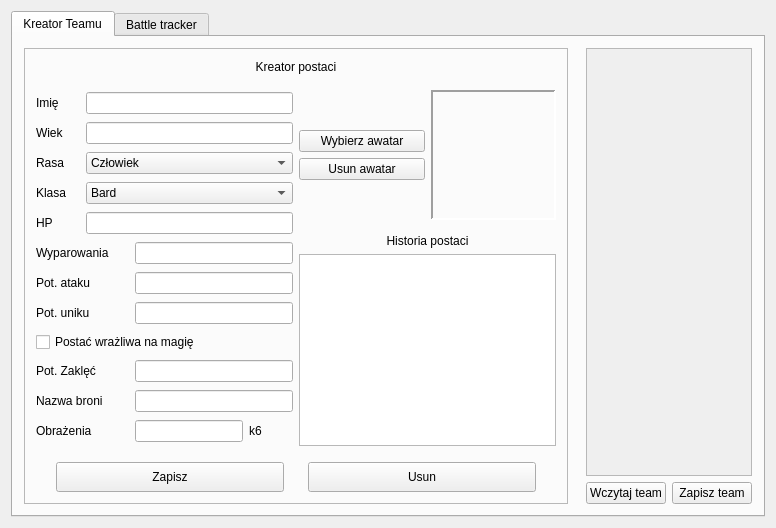
This is GM_Util_Tool/GM_Util_Tool/GM_Util_Tool.ui in neliodass/TheWitcherRPG_GM_Tool as Qt 5 draws it before an edit. The edited form follows.
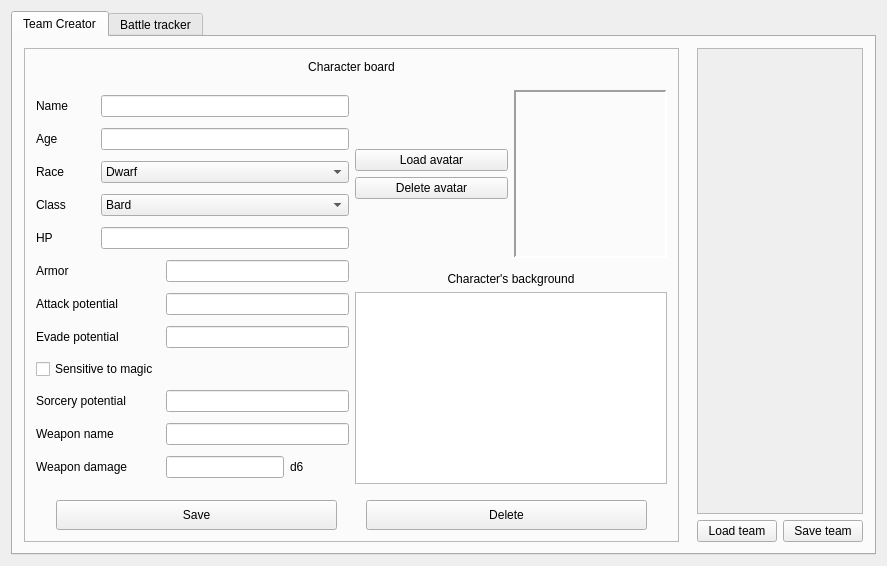
This is the edited form.

Commit message: Adjusted the windows size and scaling of some components, translated the ui back to english.

The edit to the form file:
```diff
--- a/GM_Util_Tool/GM_Util_Tool/GM_Util_Tool.ui
+++ b/GM_Util_Tool/GM_Util_Tool/GM_Util_Tool.ui
@@ -6,8 +6,8 @@
    <rect>
     <x>0</x>
     <y>0</y>
-    <width>776</width>
-    <height>528</height>
+    <width>887</width>
+    <height>566</height>
    </rect>
   </property>
   <property name="sizePolicy">
@@ -40,7 +40,7 @@
         </sizepolicy>
        </property>
        <attribute name="title">
-        <string>Kreator Teamu</string>
+        <string>Team Creator</string>
        </attribute>
        <layout class="QGridLayout" name="gridLayout_7" columnstretch="70,0">
         <property name="sizeConstraint">
@@ -54,14 +54,14 @@
           <item>
            <widget class="QPushButton" name="readTeamFileButton">
             <property name="text">
-             <string>Wczytaj team</string>
+             <string>Load team</string>
             </property>
            </widget>
           </item>
           <item>
            <widget class="QPushButton" name="saveTeamFileButton">
             <property name="text">
-             <string>Zapisz team</string>
+             <string>Save team</string>
             </property>
            </widget>
           </item>
@@ -102,7 +102,7 @@
              <x>0</x>
              <y>0</y>
              <width>166</width>
-             <height>428</height>
+             <height>466</height>
             </rect>
            </property>
            <layout class="QVBoxLayout" name="verticalLayout_3" stretch="20">
@@ -156,7 +156,7 @@
               </sizepolicy>
              </property>
              <property name="text">
-              <string>&lt;html&gt;&lt;head/&gt;&lt;body&gt;&lt;p align=&quot;center&quot;&gt;Kreator postaci&lt;/p&gt;&lt;/body&gt;&lt;/html&gt;</string>
+              <string>&lt;html&gt;&lt;head/&gt;&lt;body&gt;&lt;p align=&quot;center&quot;&gt;Character board&lt;/p&gt;&lt;/body&gt;&lt;/html&gt;</string>
              </property>
             </widget>
            </item>
@@ -176,14 +176,14 @@
                <item row="6" column="0" colspan="2">
                 <widget class="QLabel" name="labelAttack">
                  <property name="text">
-                  <string>Pot. ataku</string>
+                  <string>Attack potential</string>
                  </property>
                 </widget>
                </item>
                <item row="11" column="0" colspan="2">
                 <widget class="QLabel" name="labelWeaponDamage">
                  <property name="text">
-                  <string>Obrażenia</string>
+                  <string>Weapon damage</string>
                  </property>
                 </widget>
                </item>
@@ -193,7 +193,7 @@
                <item row="7" column="0" colspan="2">
                 <widget class="QLabel" name="labelEvasion">
                  <property name="text">
-                  <string>Pot. uniku</string>
+                  <string>Evade potential</string>
                  </property>
                 </widget>
                </item>
@@ -204,12 +204,7 @@
                 <widget class="QComboBox" name="inputRace">
                  <item>
                   <property name="text">
-                   <string>Człowiek</string>
-                  </property>
-                 </item>
-                 <item>
-                  <property name="text">
-                   <string>Bobołak</string>
+                   <string>Dwarf</string>
                   </property>
                  </item>
                  <item>
@@ -252,21 +247,21 @@
                <item row="0" column="0">
                 <widget class="QLabel" name="labelName">
                  <property name="text">
-                  <string>Imię</string>
+                  <string>Name</string>
                  </property>
                 </widget>
                </item>
                <item row="8" column="0" colspan="5">
                 <widget class="QCheckBox" name="checkBoxIsMagical">
                  <property name="text">
-                  <string>Postać wrażliwa na magię</string>
+                  <string>Sensitive to magic</string>
                  </property>
                 </widget>
                </item>
                <item row="9" column="0" colspan="2">
                 <widget class="QLabel" name="labelSorcery">
                  <property name="text">
-                  <string>Pot. Zaklęć</string>
+                  <string>Sorcery potential</string>
                  </property>
                 </widget>
                </item>
@@ -276,7 +271,7 @@
                <item row="2" column="0">
                 <widget class="QLabel" name="labelRace">
                  <property name="text">
-                  <string>Rasa</string>
+                  <string>Race</string>
                  </property>
                 </widget>
                </item>
@@ -293,7 +288,7 @@
                <item row="10" column="0" colspan="2">
                 <widget class="QLabel" name="labelWeaponName">
                  <property name="text">
-                  <string>Nazwa broni</string>
+                  <string>Weapon name</string>
                  </property>
                 </widget>
                </item>
@@ -372,28 +367,28 @@
                <item row="11" column="4">
                 <widget class="QLabel" name="labelK6">
                  <property name="text">
-                  <string>k6</string>
+                  <string>d6</string>
                  </property>
                 </widget>
                </item>
                <item row="3" column="0">
                 <widget class="QLabel" name="labelProfession">
                  <property name="text">
-                  <string>Klasa</string>
+                  <string>Class</string>
                  </property>
                 </widget>
                </item>
                <item row="1" column="0">
                 <widget class="QLabel" name="labelAge">
                  <property name="text">
-                  <string>Wiek</string>
+                  <string>Age</string>
                  </property>
                 </widget>
                </item>
                <item row="5" column="0" colspan="2">
                 <widget class="QLabel" name="labelArmor">
                  <property name="text">
-                  <string>Wyparowania</string>
+                  <string>Armor</string>
                  </property>
                 </widget>
                </item>
@@ -436,14 +431,14 @@
                    <item>
                     <widget class="QPushButton" name="buttonAvatarChoice">
                      <property name="text">
-                      <string>Wybierz awatar</string>
+                      <string>Load avatar</string>
                      </property>
                     </widget>
                    </item>
                    <item>
                     <widget class="QPushButton" name="buttonDeleteAvatar">
                      <property name="text">
-                      <string>Usun awatar</string>
+                      <string>Delete avatar</string>
                      </property>
                     </widget>
                    </item>
@@ -542,7 +537,7 @@
                  <item row="0" column="0">
                   <widget class="QLabel" name="labelBackstory">
                    <property name="text">
-                    <string>&lt;html&gt;&lt;head/&gt;&lt;body&gt;&lt;p align=&quot;center&quot;&gt;Historia postaci&lt;/p&gt;&lt;/body&gt;&lt;/html&gt;</string>
+                    <string>&lt;html&gt;&lt;head/&gt;&lt;body&gt;&lt;p align=&quot;center&quot;&gt;Character's background&lt;/p&gt;&lt;/body&gt;&lt;/html&gt;</string>
                    </property>
                   </widget>
                  </item>
@@ -585,7 +580,7 @@
                 </size>
                </property>
                <property name="text">
-                <string>Zapisz</string>
+                <string>Save</string>
                </property>
               </widget>
              </item>
@@ -617,7 +612,7 @@
                 </size>
                </property>
                <property name="text">
-                <string>Usun</string>
+                <string>Delete</string>
                </property>
               </widget>
              </item>
```
Left out of the diff: 47 changed lines with no effect on the pictures.
